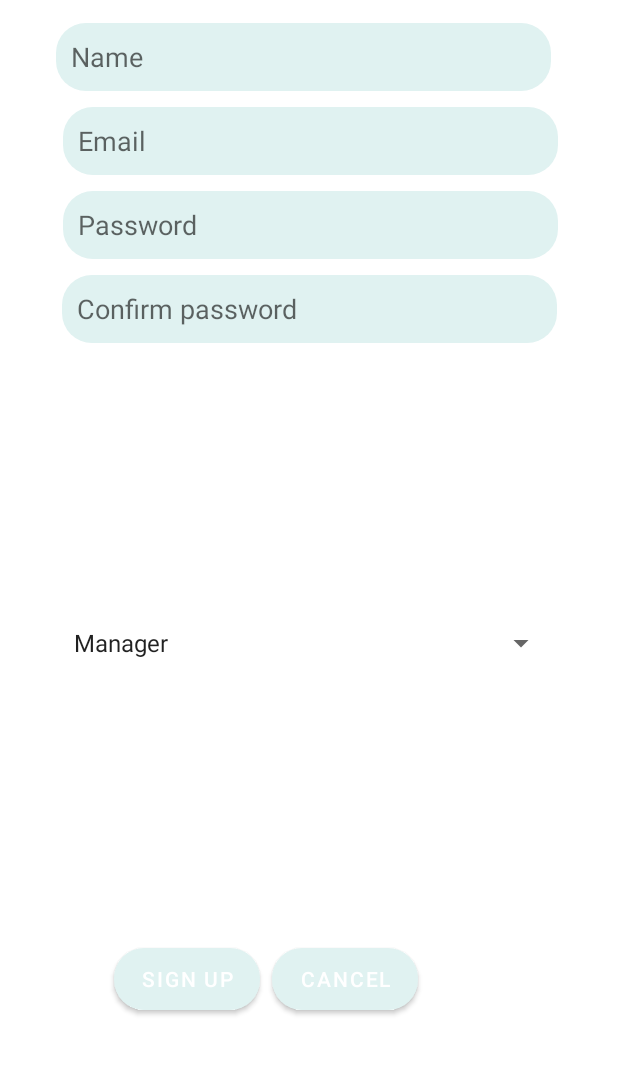
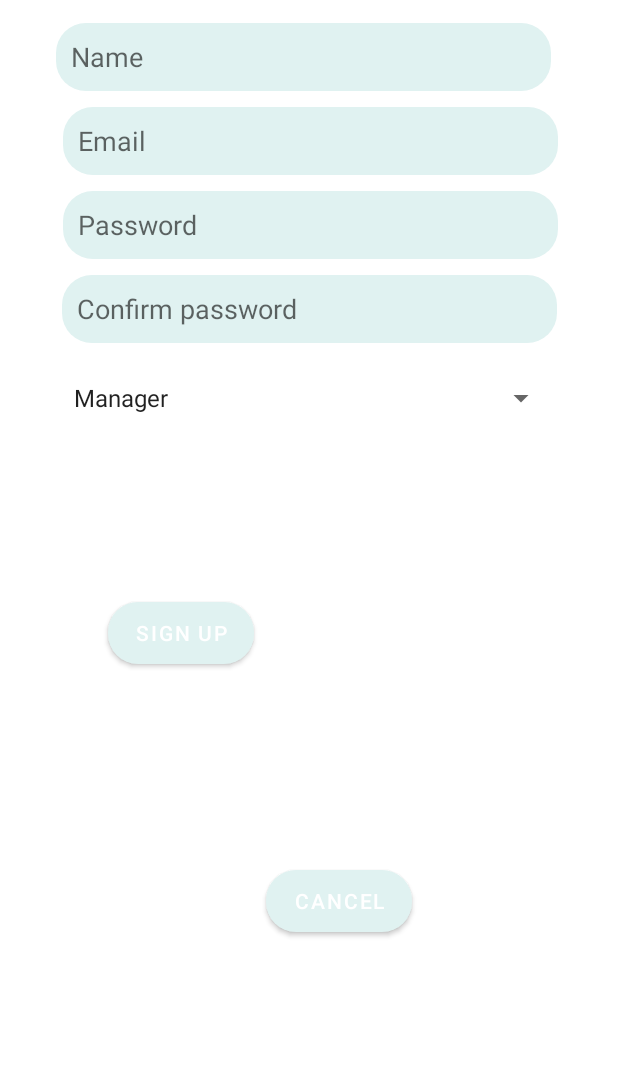
Before and after one commit to CS2340-Fall2018-Team74/Donation-Tracker, an Android app: the SignUpActivity screen opened directly, with no data from a screen before it, on a phone screen of 412 x 824 dp, the part 127-1202 px from its top. Run offline under Robolectric (Android 15) with nearby library versions, the phone set to English and light mode, and no system bars.

```diff
--- a/app/src/main/res/layout/activity_sign_up.xml
+++ b/app/src/main/res/layout/activity_sign_up.xml
@@ -112,34 +112,35 @@
         app:layout_constraintBottom_toTopOf="@+id/button_cancel_SU"
         app:layout_constraintEnd_toEndOf="parent"
         app:layout_constraintStart_toStartOf="parent"
-        app:layout_constraintTop_toTopOf="@+id/confirm_password_SU" />
+        app:layout_constraintTop_toTopOf="@+id/confirm_password_SU"
+        app:layout_constraintVertical_bias="0.012" />
 
     <Button
         android:id="@+id/button_signUp_SU"
         android:layout_width="97dp"
         android:layout_height="53dp"
         android:layout_marginBottom="60dp"
-        android:layout_marginStart="76dp"
+        android:layout_marginStart="72dp"
         android:layout_marginTop="8dp"
         android:text="Sign up"
         app:cornerRadius="20dp"
         app:layout_constraintBottom_toBottomOf="parent"
         app:layout_constraintStart_toStartOf="parent"
         app:layout_constraintTop_toBottomOf="@+id/spinner-SU"
-        app:layout_constraintVertical_bias="1.0" />
+        app:layout_constraintVertical_bias="0.302" />
 
     <Button
         android:id="@+id/button_cancel_SU"
         android:layout_width="97dp"
         android:layout_height="53dp"
-        android:layout_marginBottom="60dp"
+        android:layout_marginBottom="112dp"
         android:layout_marginEnd="8dp"
         android:layout_marginStart="8dp"
         android:text="Cancel"
         app:cornerRadius="20dp"
         app:layout_constraintBottom_toBottomOf="parent"
         app:layout_constraintEnd_toEndOf="@+id/barrier2"
-        app:layout_constraintHorizontal_bias="0.474"
+        app:layout_constraintHorizontal_bias="0.456"
         app:layout_constraintStart_toEndOf="@+id/button_signUp_SU" />
 
     <android.support.constraint.Guideline
```
Also changed, not shown: app/src/main/res/drawable/logo.png, app/src/main/res/mipmap-hdpi/logo.png.
